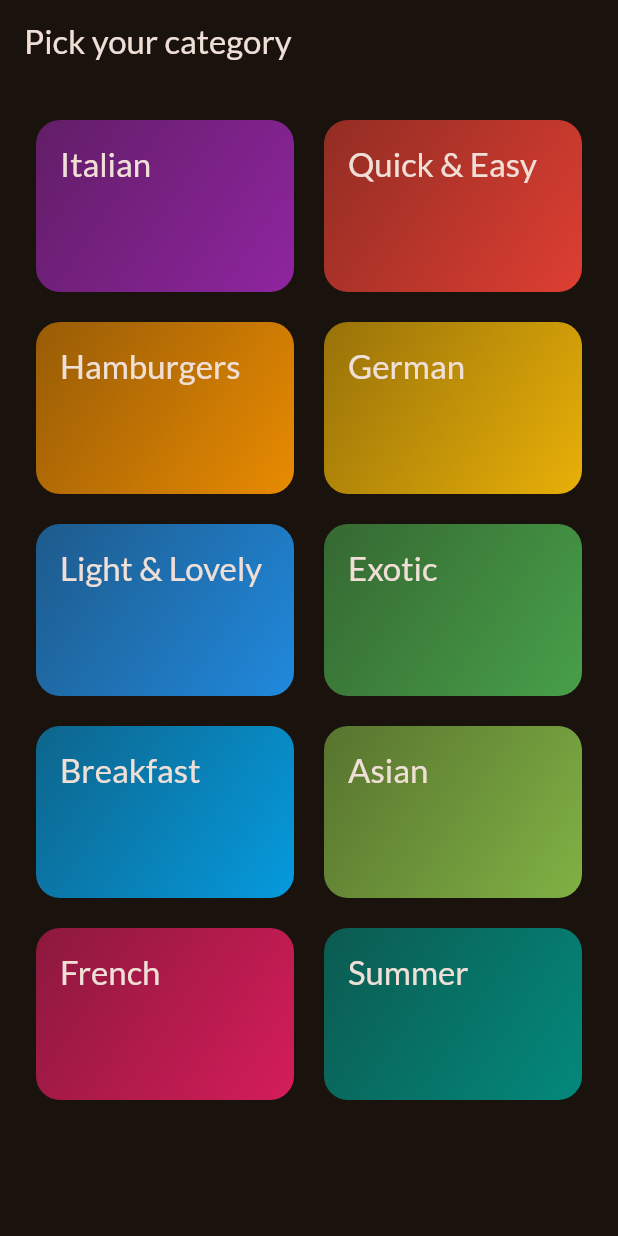
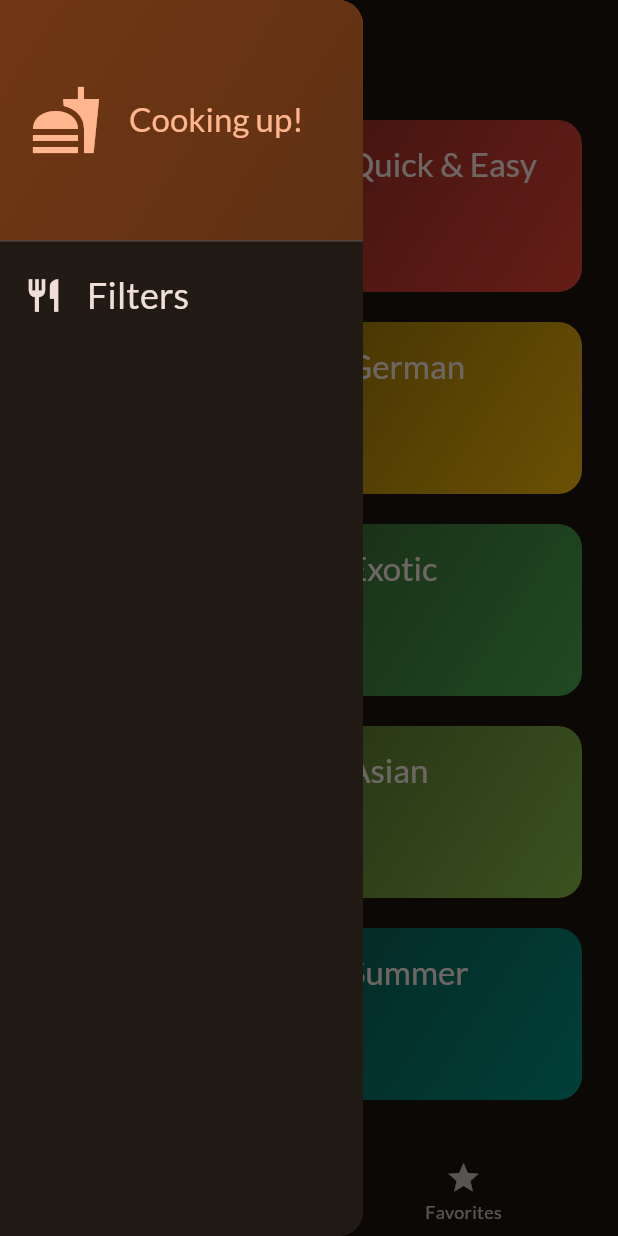
Before and after one commit to Rikuuuh/flutter-sakky, a Flutter app: the screen it shows after launch, with the side drawer open (before the commit the screen has no drawer), on a phone screen of 412 x 824 dp. Run offline on Flutter 3.47's test engine with Material 2 defaults, Android fonts, the light colour scheme and no system bars; our stand-ins replace google_fonts, transparent_image.

Commit message:
Meals lisäystä

```diff
--- a/meals/lib/main.dart
+++ b/meals/lib/main.dart
@@ -1,12 +1,13 @@
 import 'package:flutter/material.dart';
 import 'package:google_fonts/google_fonts.dart';
-import 'package:meals/screens/categories.dart';
+
+import 'package:meals/screens/tabs.dart';
 
 final theme = ThemeData(
   useMaterial3: true,
   colorScheme: ColorScheme.fromSeed(
     brightness: Brightness.dark,
-    seedColor: const Color.fromARGB(255, 131, 57, 0),
+    seedColor: const Color.fromARGB(255, 141, 61, 0),
   ),
   textTheme: GoogleFonts.latoTextTheme(),
 );
@@ -22,7 +23,7 @@ class App extends StatelessWidget {
   Widget build(BuildContext context) {
     return MaterialApp(
       theme: theme,
-      home: const CategoriesScreen(),
+      home: const TabsScreen(),
     );
   }
 }
--- a/meals/lib/screens/categories.dart
+++ b/meals/lib/screens/categories.dart
@@ -1,11 +1,13 @@
 import 'package:flutter/material.dart';
 import 'package:meals/data/dummy_data.dart';
+import 'package:meals/models/meal.dart';
 import 'package:meals/screens/meals.dart';
 import 'package:meals/widgets/category_grid_item.dart';
 import 'package:meals/models/category.dart';
 
 class CategoriesScreen extends StatelessWidget {
-  const CategoriesScreen({super.key});
+  const CategoriesScreen({super.key, required this.onToggleFavorite});
+  final void Function(Meal meal) onToggleFavorite;
 
   // Tällä siirrytään Meals näkymään
   void _selectCategory(BuildContext context, Category selectedCategory) {
@@ -24,8 +26,10 @@ class CategoriesScreen extends StatelessWidget {
     // Navigator.push(context, route);
     Navigator.of(context).push(
       MaterialPageRoute(
-        builder: (context) =>
-            MealsScreen(title: selectedCategory.title, meals: filteredMeals),
+        builder: (context) => MealsScreen(
+            title: selectedCategory.title,
+            meals: filteredMeals,
+            onToggleFavorite: onToggleFavorite),
       ),
     );
   }
@@ -43,11 +47,7 @@ class CategoriesScreen extends StatelessWidget {
 
   @override
   Widget build(BuildContext context) {
-    return Scaffold(
-      appBar: AppBar(
-        title: const Text('Pick your category'),
-      ),
-      body: GridView(
+    return GridView(
       padding: const EdgeInsets.all(24),
       gridDelegate: const SliverGridDelegateWithFixedCrossAxisCount(
         crossAxisCount: 2,
@@ -63,7 +63,6 @@ class CategoriesScreen extends StatelessWidget {
                 _selectCategory(context, category);
               })
       ],
-      ),
     );
   }
 }
--- /dev/null
+++ b/meals/lib/screens/tabs.dart
@@ -0,0 +1,90 @@
+import 'package:flutter/material.dart';
+import 'package:meals/screens/categories.dart';
+import 'package:meals/screens/meals.dart';
+import 'package:meals/models/meal.dart';
+import 'package:meals/widgets/main_drawer.dart';
+
+class TabsScreen extends StatefulWidget {
+  const TabsScreen({super.key});
+
+  @override
+  State<TabsScreen> createState() => _TabsScreenState();
+}
+
+class _TabsScreenState extends State<TabsScreen> {
+  int _selectedPageIndex = 0; // Tämän perusteella näytetään oikea sivu
+  // Funktio / Metodi
+  // Kaikki metodit ovat funktioita,
+  // mutta vain luokan funktiot ovat metodeja
+  // Jos ateria ei ole suosikeissa, lisätään se sinne
+  // Jos ateria on jo suosikeissa, otetaan se pois
+  final List<Meal> _favoriteMeals = [];
+  void _toggleMealFavoriteStatus(Meal meal) {
+    // Tutkitaan onko ateria jo listassa
+
+    final isExisting = _favoriteMeals.contains(meal);
+
+    // Suoritetaan poisto ja lisäys
+    // if(_favoriteMeals.contains(meal)){}
+    if (isExisting) {
+      setState(() {
+        _favoriteMeals.remove(meal);
+      });
+      _showInfoMessage("${meal.title} removed from favorites!");
+    } else {
+      setState(() {
+        _favoriteMeals.add(meal);
+      });
+      _showInfoMessage("${meal.title} added to favorites!");
+    }
+  }
+
+  void _showInfoMessage(String message) {
+    ScaffoldMessenger.of(context).clearSnackBars(); // Poistetaan vanha viesti
+    ScaffoldMessenger.of(context).showSnackBar(
+      SnackBar(
+        content: Text(message,
+            style: const TextStyle(fontSize: 13, fontWeight: FontWeight.bold)),
+      ),
+    );
+  }
+
+  void _selectPage(index) {
+    setState(() {
+      _selectedPageIndex = index;
+    });
+  }
+
+  @override
+  Widget build(BuildContext context) {
+    Widget activePage = CategoriesScreen(
+      onToggleFavorite: _toggleMealFavoriteStatus,
+    );
+    var activePageTitle = 'Categories';
+
+    // Jos indeksi onkin 1, eli suosikit
+    if (_selectedPageIndex == 1) {
+      activePage = MealsScreen(
+        meals: _favoriteMeals,
+        onToggleFavorite: _toggleMealFavoriteStatus,
+      );
+      activePageTitle = 'Your Favorites';
+    }
+    return Scaffold(
+      appBar: AppBar(
+        title: Text(activePageTitle),
+      ),
+      drawer: MainDrawer(),
+      body: activePage,
+      bottomNavigationBar: BottomNavigationBar(
+        onTap: _selectPage,
+        currentIndex: _selectedPageIndex,
+        items: const [
+          BottomNavigationBarItem(
+              icon: Icon(Icons.set_meal_sharp), label: 'Categories'),
+          BottomNavigationBarItem(icon: Icon(Icons.star), label: 'Favorites')
+        ],
+      ),
+    );
+  }
+}
--- /dev/null
+++ b/meals/lib/widgets/main_drawer.dart
@@ -0,0 +1,65 @@
+import 'package:flutter/material.dart';
+
+class MainDrawer extends StatelessWidget {
+  const MainDrawer({super.key});
+
+  @override
+  Widget build(BuildContext context) {
+    return Drawer(
+      width: 242,
+      child: Column(
+        children: [
+          DrawerHeader(
+            padding: const EdgeInsets.all(20),
+            decoration: BoxDecoration(
+              gradient: LinearGradient(
+                colors: [
+                  Theme.of(context).colorScheme.primaryContainer,
+                  Theme.of(context)
+                      .colorScheme
+                      .primaryContainer
+                      .withOpacity(0.8),
+                ],
+                begin: Alignment.topLeft,
+                end: Alignment.bottomRight,
+              ),
+            ),
+            child: Row(
+              children: [
+                Icon(
+                  Icons.fastfood_sharp,
+                  size: 48,
+                  color: Theme.of(context).colorScheme.primary,
+                ),
+                const SizedBox(
+                  width: 18,
+                ),
+                Text(
+                  'Cooking up!',
+                  style: Theme.of(context).textTheme.titleLarge!.copyWith(
+                        color: Theme.of(context).colorScheme.primary,
+                      ),
+                ),
+              ],
+            ),
+          ),
+          ListTile(
+            leading: Icon(
+              Icons.restaurant,
+              size: 26,
+              color: Theme.of(context).colorScheme.onBackground,
+            ),
+            title: Text(
+              'Filters',
+              style: Theme.of(context).textTheme.titleSmall!.copyWith(
+                    color: Theme.of(context).colorScheme.onBackground,
+                    fontSize: 24,
+                  ),
+            ),
+            onTap: () {},
+          )
+        ],
+      ),
+    );
+  }
+}
```
Also changed, not shown: meals/lib/screens/meal_details.dart (+34 -13 lines), meals/lib/screens/meals.dart (+19 -5 lines). Lines whose indentation alone changed are shown as unchanged.
